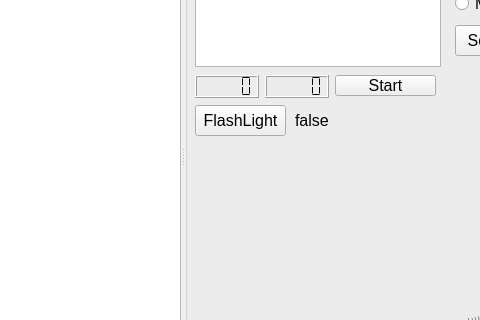
robocenter-rov/remote-control, file mainwindow.ui: the form before one commit; both pictures show x 394 to 874 and y 166 to 486 of the 960 by 646 pixel window.
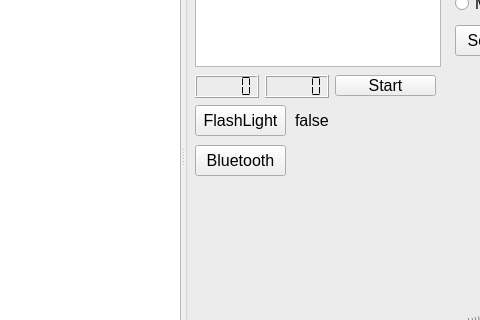
The form after the commit.

Commit message: Add button to read bluetooth

```diff
--- a/mainwindow.ui
+++ b/mainwindow.ui
@@ -406,6 +406,32 @@
          <string>Scan I2C</string>
         </property>
        </widget>
+       <widget class="QPushButton" name="bluetoothButton">
+        <property name="geometry">
+         <rect>
+          <x>10</x>
+          <y>280</y>
+          <width>91</width>
+          <height>31</height>
+         </rect>
+        </property>
+        <property name="text">
+         <string>Bluetooth</string>
+        </property>
+       </widget>
+       <widget class="QLabel" name="bluetoothLabel">
+        <property name="geometry">
+         <rect>
+          <x>110</x>
+          <y>280</y>
+          <width>151</width>
+          <height>31</height>
+         </rect>
+        </property>
+        <property name="text">
+         <string/>
+        </property>
+       </widget>
       </widget>
      </widget>
     </item>
```
The commit also changes 2 other files.
